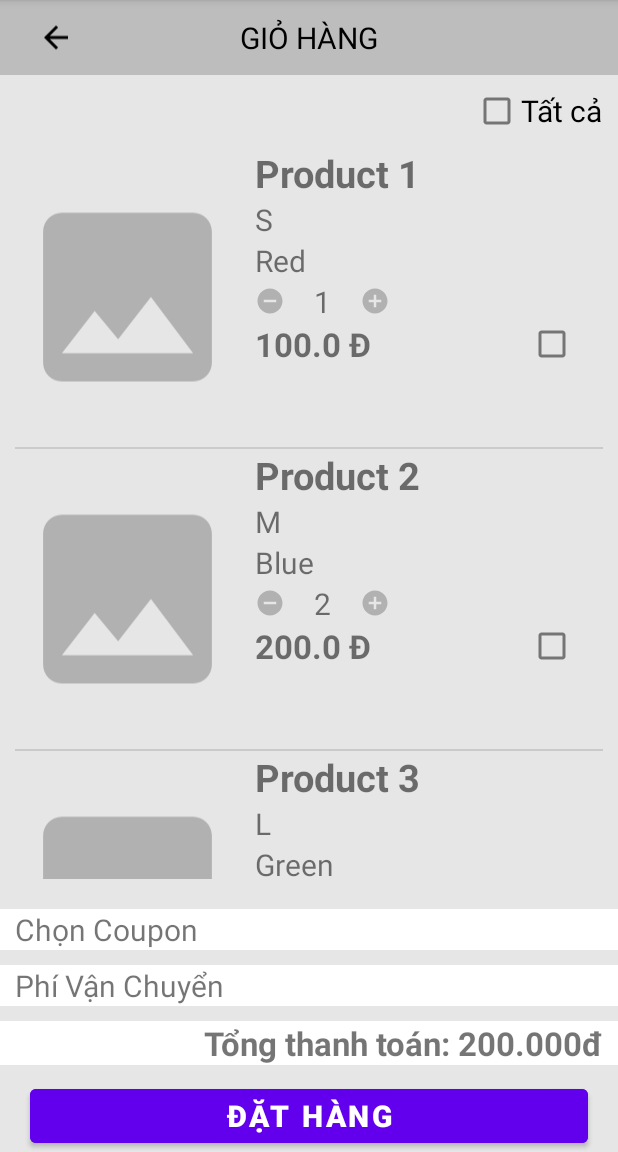
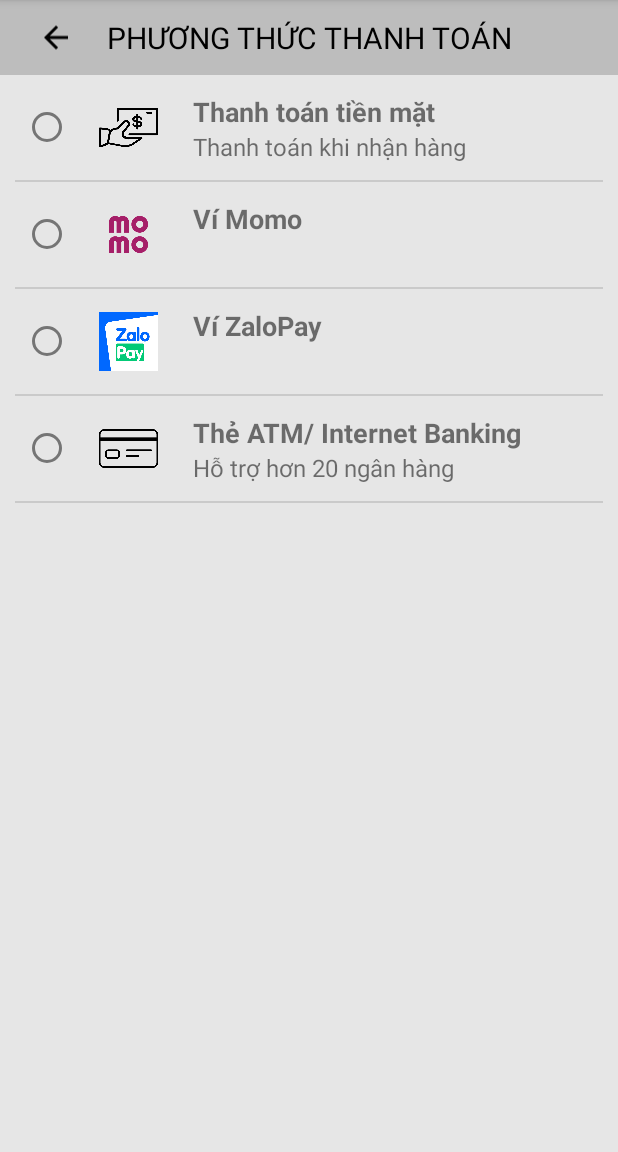
Before and after one commit to thanhENC/m-commerce-hk5, an Android app: the screen it shows after launch (MainActivity before the commit, ThanhToan after it), on a phone screen of 412 x 824 dp, the part 84-1236 px from its top. Run offline under Robolectric (Android 15) with nearby library versions, the phone set to English and light mode, and no system bars.

Commit message:
Thanh toan

```diff
--- a/home/app/src/main/AndroidManifest.xml
+++ b/home/app/src/main/AndroidManifest.xml
@@ -13,13 +13,22 @@
         android:theme="@style/Theme.Home"
         tools:targetApi="31">
         <activity
-            android:name=".MainActivity"
+            android:name=".ThanhToan"
             android:exported="true">
+
             <intent-filter>
                 <action android:name="android.intent.action.MAIN" />
 
                 <category android:name="android.intent.category.LAUNCHER" />
             </intent-filter>
+            <meta-data
+                android:name="android.app.lib_name"
+                android:value="" />
+        </activity>
+        <activity
+            android:name=".MainActivity"
+            android:exported="true">
+
 
             <meta-data
                 android:name="android.app.lib_name"
--- /dev/null
+++ b/home/app/src/main/java/com/k20411group03/adapters/PaymentAdapter.java
@@ -0,0 +1,83 @@
+package com.k20411group03.adapters;
+
+import android.app.Activity;
+import android.content.Context;
+import android.view.LayoutInflater;
+import android.view.View;
+import android.view.ViewGroup;
+import android.widget.BaseAdapter;
+import android.widget.CheckBox;
+import android.widget.ImageView;
+import android.widget.RadioButton;
+import android.widget.TextView;
+
+import com.k20411group03.home.R;
+import com.k20411group03.models.Payment;
+import com.k20411group03.models.Product;
+
+import java.util.List;
+
+public class PaymentAdapter extends BaseAdapter {
+    Activity activity;
+    int item_layout;
+    List<Payment> payments;
+
+    public PaymentAdapter(Activity activity, int item_layout, List<Payment> payments) {
+        this.activity = activity;
+        this.item_layout = item_layout;
+        this.payments = payments;
+    }
+
+    @Override
+    public int getCount() {
+        return payments.size();
+    }
+
+    @Override
+    public Object getItem(int i) {
+        return payments.get(i);
+    }
+
+    @Override
+    public long getItemId(int i) {
+        return 0;
+    }
+
+    class ViewHolder {
+        public
+        ImageView imvPaymentImage;
+        TextView txtPaymentName, txtPaymentNote;
+        RadioButton rdbtnPayment;
+    }
+    @Override
+    public View getView(int i, View view, ViewGroup viewGroup) {
+        PaymentAdapter.ViewHolder viewHolder;
+
+        if (view == null) {
+            //link views
+            viewHolder = new PaymentAdapter.ViewHolder();
+            LayoutInflater inflater = (LayoutInflater) activity.getSystemService(Context.LAYOUT_INFLATER_SERVICE);
+            view = inflater.inflate(item_layout, null);
+
+            viewHolder.txtPaymentName = view.findViewById(R.id.txt_PaymentMethod);
+            viewHolder.txtPaymentNote = view.findViewById(R.id.txt_PaymentNote);
+            viewHolder.imvPaymentImage = view.findViewById(R.id.imv_PaymentImage);
+            viewHolder.rdbtnPayment = view.findViewById(R.id.rdbtn_Payment);
+
+            view.setTag(viewHolder);
+        } else {
+            viewHolder = (PaymentAdapter.ViewHolder) view.getTag();
+        }
+
+        //binding data
+        Payment payment = payments.get(i);
+        viewHolder.rdbtnPayment.setChecked(payment.getpaymentRadio());
+        viewHolder.imvPaymentImage.setImageResource(payment.getPaymentImage());
+        viewHolder.txtPaymentName.setText(payment.getPaymentName());
+        viewHolder.txtPaymentNote.setText(payment.getPaymentNote());
+
+        return view;
+    }
+
+
+}
--- a/home/app/src/main/java/com/k20411group03/home/ThanhToan.java
+++ b/home/app/src/main/java/com/k20411group03/home/ThanhToan.java
@@ -3,12 +3,46 @@ package com.k20411group03.home;
 import androidx.appcompat.app.AppCompatActivity;
 
 import android.os.Bundle;
+import android.widget.ArrayAdapter;
+
+import com.k20411group03.adapters.PaymentAdapter;
+import com.k20411group03.adapters.ProductAdapter;
+import com.k20411group03.home.databinding.ActivityMainBinding;
+import com.k20411group03.home.databinding.ActivityThanhToanBinding;
+import com.k20411group03.models.Payment;
+import com.k20411group03.models.Product;
+
+import java.util.ArrayList;
+import java.util.List;
 
 public class ThanhToan extends AppCompatActivity {
+
+    ActivityThanhToanBinding binding;
+    PaymentAdapter adapter;
+    List<Payment> payments;
 
     @Override
     protected void onCreate(Bundle savedInstanceState) {
         super.onCreate(savedInstanceState);
-        setContentView(R.layout.activity_thanh_toan);
+        //setContentView(R.layout.activity_main);
+
+        binding = ActivityThanhToanBinding.inflate(getLayoutInflater());
+        setContentView(binding.getRoot());
+
+        loadData();
+    }
+
+    private void loadData() {
+        payments = new ArrayList<>();
+
+        payments.add(new Payment(false, R.drawable.payment_cash, "Thanh toán tiền mặt", "Thanh toán khi nhận hàng"));
+        payments.add(new Payment(false, R.drawable.payment_momo, "Ví Momo", ""));
+
+        payments.add(new Payment(false, R.drawable.payment_zalo, "Ví ZaloPay", ""));
+
+        payments.add(new Payment(false, R.drawable.payment_banking, "Thẻ ATM/ Internet Banking", "Hỗ trợ hơn 20 ngân hàng"));
+
+        adapter = new PaymentAdapter(ThanhToan.this, R.layout.payment_method, payments);
+        binding.lvPhuongThucThanhToan.setAdapter(adapter);
     }
 }
--- /dev/null
+++ b/home/app/src/main/java/com/k20411group03/models/Payment.java
@@ -0,0 +1,45 @@
+package com.k20411group03.models;
+
+public class Payment {
+    boolean paymentRadio;
+    int paymentImage;
+    String paymentName;
+    String paymentNote;
+
+    public Payment (boolean paymentRadio, int paymentImage, String paymentName, String paymentNote) {
+        this.paymentRadio = paymentRadio;
+        this.paymentImage = paymentImage;
+        this.paymentName = paymentName;
+        this.paymentNote = paymentNote;
+    }
+
+    public int getPaymentImage() {
+        return paymentImage;
+    }
+
+    public void setPaymentImage(int paymentImage) {
+        this.paymentImage = paymentImage;
+    }
+
+    public boolean getpaymentRadio() {
+        return paymentRadio;
+    }
+
+    public void setProduct_Price(boolean paymentRadio) {
+        this.paymentRadio = paymentRadio;
+    }
+
+    public  String getPaymentName() {return paymentName; }
+
+    public void setPaymentName(String paymentName) {
+        this.paymentName = paymentName;
+    }
+
+    public String getPaymentNote() {
+        return paymentNote;
+    }
+
+    public void setPaymentNote(String paymentNote) {
+        this.paymentNote = paymentNote;
+    }
+}
--- a/home/app/src/main/res/layout/activity_thanh_toan.xml
+++ b/home/app/src/main/res/layout/activity_thanh_toan.xml
@@ -1,9 +1,45 @@
 <?xml version="1.0" encoding="utf-8"?>
-<androidx.constraintlayout.widget.ConstraintLayout xmlns:android="http://schemas.android.com/apk/res/android"
+<LinearLayout xmlns:android="http://schemas.android.com/apk/res/android"
     xmlns:app="http://schemas.android.com/apk/res-auto"
     xmlns:tools="http://schemas.android.com/tools"
     android:layout_width="match_parent"
     android:layout_height="match_parent"
-    tools:context=".ThanhToan">
+    android:orientation="vertical"
+    android:background="@color/bee"
+    tools:context=".MainActivity">
 
-</androidx.constraintlayout.widget.ConstraintLayout>
+    <FrameLayout
+        android:layout_width="match_parent"
+        android:layout_height="50dp"
+        android:orientation="horizontal"
+        android:background="@color/gray">
+        <ImageView
+            android:id="@+id/imv_Back"
+            android:layout_width="wrap_content"
+            android:layout_height="match_parent"
+            android:layout_marginLeft="25dp"
+            android:src="@drawable/ic_baseline_arrow_back_24" />
+        <TextView
+            android:id="@+id/txt_TitleGioHang"
+            android:layout_width="match_parent"
+            android:layout_height="match_parent"
+            android:gravity="center"
+            android:text="PHƯƠNG THỨC THANH TOÁN"
+            android:textColor="@color/black"
+            android:textSize="20sp" />
+    </FrameLayout>
+
+    <RadioGroup
+        android:layout_width="wrap_content"
+        android:layout_height="match_parent">
+        <ListView
+            android:id="@+id/lv_PhuongThucThanhToan"
+            android:layout_width="match_parent"
+            android:layout_height="0dip"
+            android:layout_weight="1"
+            android:layout_marginHorizontal="10dp"
+            android:layout_marginBottom="20dp" />
+    </RadioGroup>
+
+
+</LinearLayout>
--- /dev/null
+++ b/home/app/src/main/res/layout/payment_method.xml
@@ -0,0 +1,48 @@
+<?xml version="1.0" encoding="utf-8"?>
+<LinearLayout xmlns:android="http://schemas.android.com/apk/res/android"
+    android:layout_width="match_parent"
+    android:layout_height="match_parent"
+    android:orientation="vertical">
+
+    <LinearLayout
+        android:layout_width="match_parent"
+        android:layout_height="70dp"
+        android:orientation="horizontal"
+        android:gravity="center">
+
+        <RadioButton
+            android:id="@+id/rdbtn_Payment"
+            android:layout_width="35dp"
+            android:layout_height="wrap_content"
+            android:layout_gravity="center"
+            android:layout_marginStart="5dp"/>
+        <ImageView
+            android:id="@+id/imv_PaymentImage"
+            android:layout_width="70dp"
+            android:layout_height="70dp"
+            android:padding="15dp"
+            android:src="@drawable/ic_baseline_image_24"
+            android:layout_gravity="center"/>
+        <LinearLayout
+            android:layout_width="match_parent"
+            android:layout_height="80dp"
+            android:orientation="vertical"
+            android:gravity="center">
+            <TextView
+                android:id="@+id/txt_PaymentMethod"
+                android:layout_width="match_parent"
+                android:layout_height="wrap_content"
+                android:text="Thanh toán tiền mặt"
+                android:layout_marginStart="5dp"
+                android:textStyle="bold"
+                android:textSize="18sp" />
+            <TextView
+                android:id="@+id/txt_PaymentNote"
+                android:layout_width="match_parent"
+                android:layout_height="wrap_content"
+                android:text="Thanh toán khi nhận hàng"
+                android:layout_marginStart="5dp"
+                android:textSize="16sp"/>
+            </LinearLayout>
+    </LinearLayout>
+</LinearLayout>
```
Also changed, not shown: home/app/src/main/res/drawable-v24/payment_banking.png (added), home/app/src/main/res/drawable-v24/payment_cash.png (added), home/app/src/main/res/drawable-v24/payment_momo.png (added), home/app/src/main/res/drawable-v24/payment_zalo.png (added).
